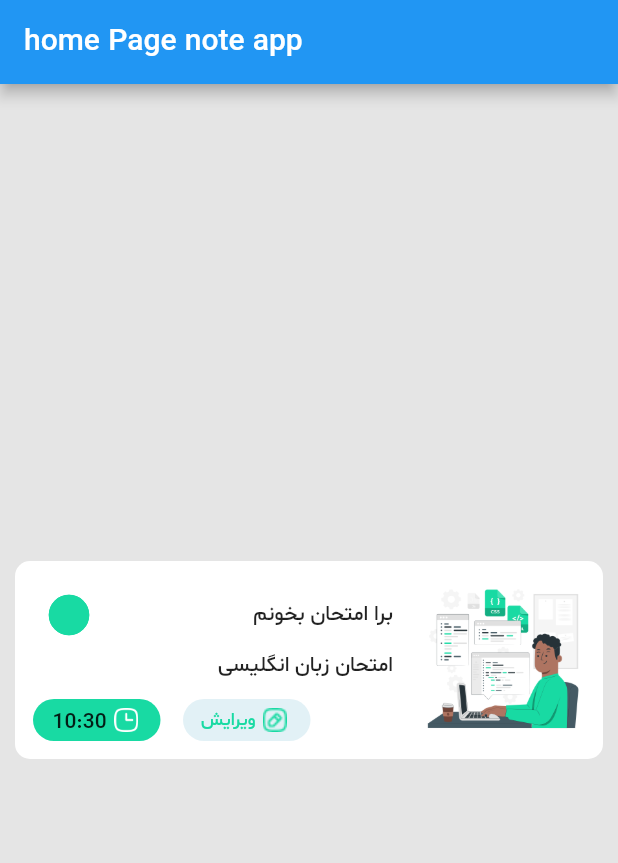
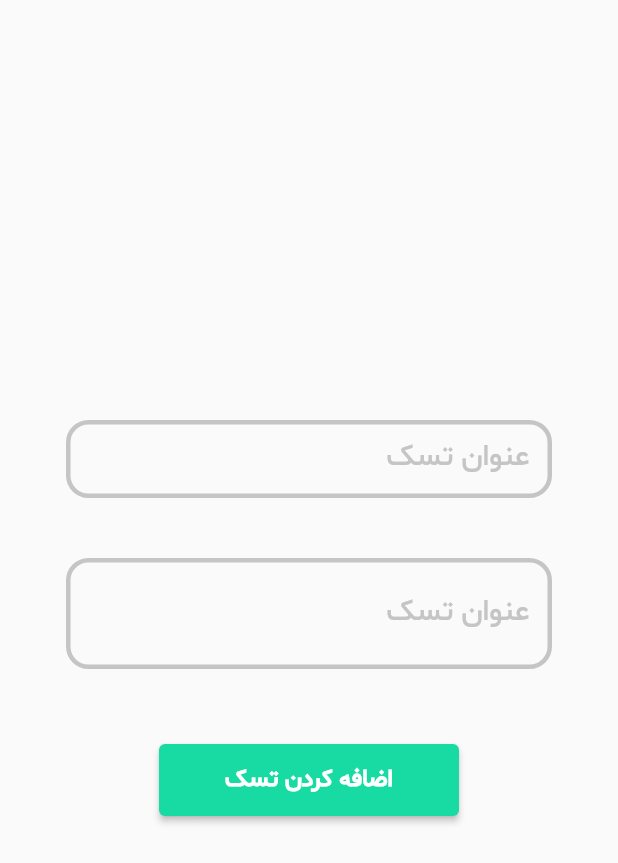
Before and after one commit to alikazemidev/note_vip_flutter, a Flutter app: the screen it shows after launch, on a phone screen of 412 x 824 dp. Shown: the top 863 px of the screen. Run offline on Flutter 3.47's test engine with Material 2 defaults, Android fonts, the phone set to English and light mode, and no system bars; our stand-ins replace hive_flutter; accounts and stored records are empty.

Commit message:
create add task screen

```diff
--- /dev/null
+++ b/lib/add_task_screen.dart
@@ -0,0 +1,123 @@
+import 'package:flutter/material.dart';
+import 'package:flutter/src/widgets/container.dart';
+import 'package:flutter/src/widgets/framework.dart';
+
+class AddTaskScreen extends StatefulWidget {
+  const AddTaskScreen({super.key});
+
+  @override
+  State<AddTaskScreen> createState() => _AddTaskScreenState();
+}
+
+class _AddTaskScreenState extends State<AddTaskScreen> {
+  FocusNode negahban1 = FocusNode();
+  FocusNode negahban2 = FocusNode();
+
+  @override
+  void initState() {
+    // TODO: implement initState
+    super.initState();
+    negahban1.addListener(() {
+      setState(() {});
+    });
+    negahban2.addListener(() {
+      setState(() {});
+    });
+  }
+
+  @override
+  Widget build(BuildContext context) {
+    return Scaffold(
+      body: Center(
+        child: Column(
+          mainAxisAlignment: MainAxisAlignment.center,
+          children: [
+            Padding(
+              padding: EdgeInsets.symmetric(horizontal: 44),
+              child: Directionality(
+                textDirection: TextDirection.rtl,
+                child: TextField(
+                  focusNode: negahban1,
+                  decoration: InputDecoration(
+                    contentPadding:
+                        EdgeInsets.symmetric(horizontal: 15, vertical: 15),
+                    labelText: 'عنوان تسک',
+                    labelStyle: TextStyle(
+                      fontSize: 20,
+                      color: negahban1.hasFocus
+                          ? Color(0xff18daa3)
+                          : Color(0xffC5C5C5),
+                    ),
+                    enabledBorder: OutlineInputBorder(
+                      borderRadius: BorderRadius.all(Radius.circular(15)),
+                      borderSide:
+                          BorderSide(color: Color(0xffC5C5C5), width: 3.0),
+                    ),
+                    focusedBorder: OutlineInputBorder(
+                      borderRadius: BorderRadius.all(Radius.circular(15)),
+                      borderSide: BorderSide(
+                        width: 3,
+                        color: Color(0xff18daa3),
+                      ),
+                    ),
+                  ),
+                ),
+              ),
+            ),
+            SizedBox(
+              height: 40,
+            ),
+            Padding(
+              padding: EdgeInsets.symmetric(horizontal: 44),
+              child: Directionality(
+                textDirection: TextDirection.rtl,
+                child: TextField(
+                  maxLines: 2,
+                  focusNode: negahban2,
+                  decoration: InputDecoration(
+                    contentPadding:
+                        EdgeInsets.symmetric(horizontal: 15, vertical: 15),
+                    labelText: 'عنوان تسک',
+                    labelStyle: TextStyle(
+                      fontSize: 20,
+                      color: negahban1.hasFocus
+                          ? Color(0xff18daa3)
+                          : Color(0xffC5C5C5),
+                    ),
+                    enabledBorder: OutlineInputBorder(
+                      borderRadius: BorderRadius.all(Radius.circular(15)),
+                      borderSide:
+                          BorderSide(color: Color(0xffC5C5C5), width: 3.0),
+                    ),
+                    focusedBorder: OutlineInputBorder(
+                      borderRadius: BorderRadius.all(Radius.circular(15)),
+                      borderSide: BorderSide(
+                        width: 3,
+                        color: Color(0xff18daa3),
+                      ),
+                    ),
+                  ),
+                ),
+              ),
+            ),
+           SizedBox(height: 50),
+            ElevatedButton(
+              style: ElevatedButton.styleFrom(
+                backgroundColor: Color(0xff18daa3),
+                minimumSize: Size(200, 48),
+              ),
+              onPressed: () {},
+              child: Text(
+                'اضافه کردن تسک',
+                style: TextStyle(
+                  fontSize: 16,
+                  fontWeight: FontWeight.bold,
+                ),
+              ),
+            ),
+          ],
+        ),
+      ),
+    );
+  }
+}
--- a/lib/main.dart
+++ b/lib/main.dart
@@ -1,5 +1,6 @@
 import 'package:flutter/material.dart';
 import 'package:hive_flutter/hive_flutter.dart';
+import 'package:note_application_expert_flutter/add_task_screen.dart';
 // import 'package:note_application_expert_flutter/user.dart';
 import 'home_screen.dart';
 
@@ -14,10 +15,9 @@ class MyApp extends StatelessWidget {
   @override
   Widget build(BuildContext context) {
     return MaterialApp(
-
       theme: ThemeData(fontFamily: 'SM'),
       debugShowCheckedModeBanner: false,
-      home: HomeScreen(),
+      home: AddTaskScreen(),
     );
   }
 }
```
